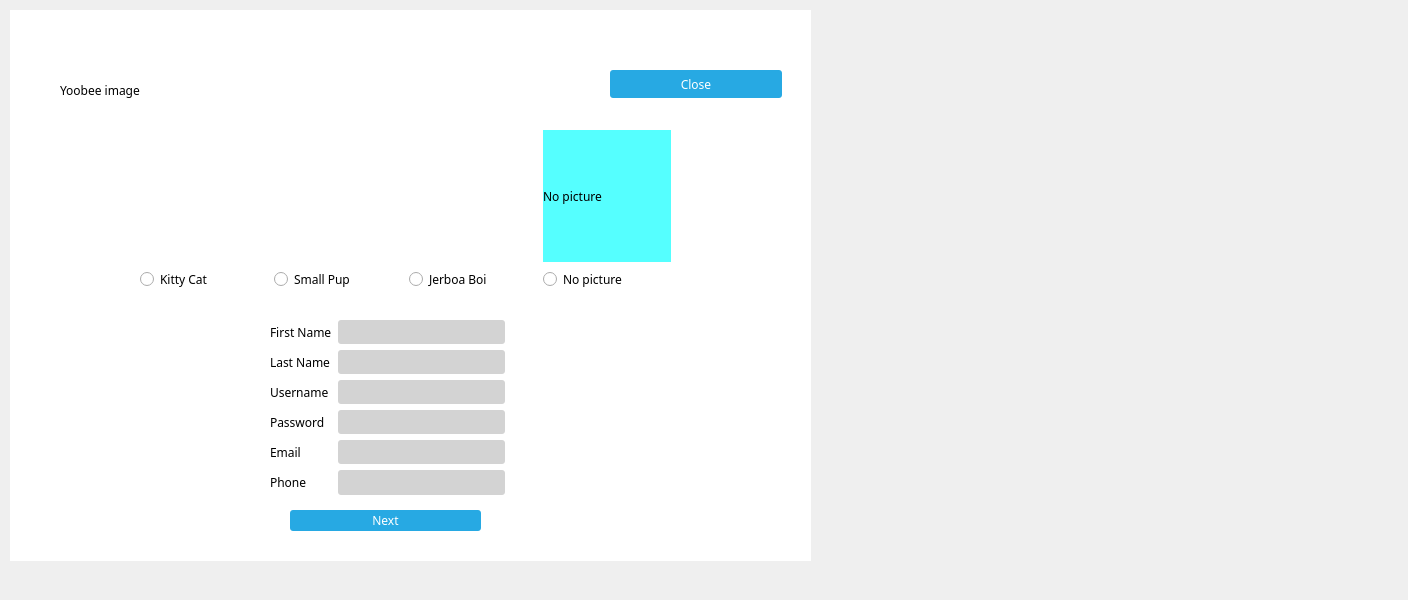
First picture: the form in NewWindowChur/signupscreen.ui, repository jandrealyn/LibraryQtSystem, before the edit.
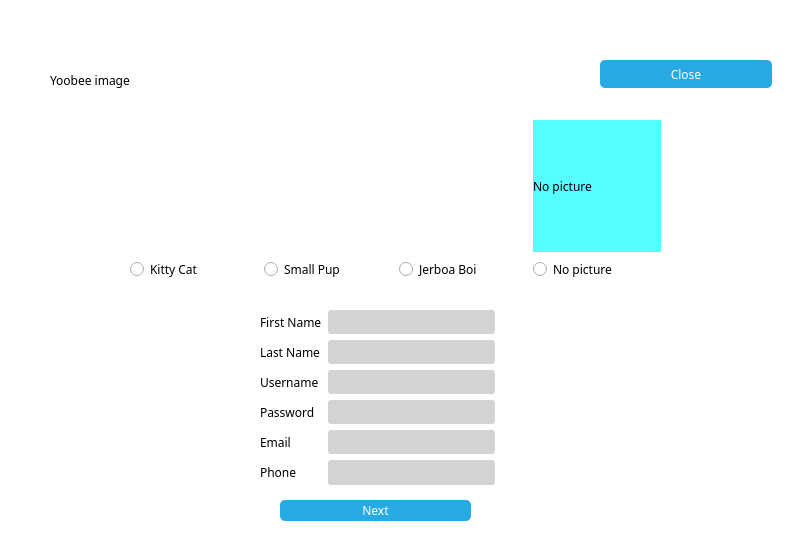
Second picture: the form after the edit. Icons and pictures are not drawn.

Patch:
```diff
--- a/NewWindowChur/signupscreen.ui
+++ b/NewWindowChur/signupscreen.ui
@@ -6,18 +6,44 @@
    <rect>
     <x>0</x>
     <y>0</y>
-    <width>1408</width>
-    <height>600</height>
+    <width>800</width>
+    <height>549</height>
    </rect>
   </property>
   <property name="windowTitle">
-   <string>Dialog</string>
+   <string>Yoobee Library System | Sign Up</string>
+  </property>
+  <property name="windowIcon">
+   <iconset>
+    <normalon>:/images/favicon.ico</normalon>
+   </iconset>
+  </property>
+  <property name="styleSheet">
+   <string notr="true">QPushButton {
+color: white;
+background-color: #27a9e3;
+border-radius: 3px;
+padding: 5px;
+}
+
+QPushButton::pressed {
+background-color: rgb(216, 150, 90);
+}
+
+QPushButton::hover {
+background-color: #59c7f7;
+}
+
+QPushButton::disabled {
+color: #ebebeb;
+background-color: #1c7ba6;
+}</string>
   </property>
   <widget class="QFrame" name="gridFrame_2">
    <property name="geometry">
     <rect>
-     <x>10</x>
-     <y>10</y>
+     <x>0</x>
+     <y>0</y>
      <width>801</width>
      <height>551</height>
     </rect>
@@ -40,8 +66,11 @@
 border-style: outset;
 border-radius: 10px;
 }
+
 QPushButton{
-background: #ced1d8;
+color: white;
+padding: 5px;
+background: #27a9e3;
 border-style: outset;
 border-radius: 5px;
 }
@@ -49,6 +78,15 @@
 background-color: rgb(224, 0, 0);
 border-style: inset;
 }
+
+QPushButton::hover {
+background-color: #59c7f7;
+}
+
+QPushButton::disabled {
+color: #ebebeb;
+background-color: #1c7ba6;
+}
 </string>
    </property>
    <widget class="QLabel" name="img">
@@ -77,16 +115,7 @@
      </rect>
     </property>
     <property name="styleSheet">
-     <string notr="true">QPushButton
-{
-  color: white;
-  background-color: #27a9e3;
-  border-width: 0px;
-  border-radius: 3px;
-}
-hover:
-
-QPushButton:hover { background-color: #66c011; }</string>
+     <string notr="true"/>
     </property>
     <property name="text">
      <string>Close</string>
@@ -339,16 +368,7 @@
      </rect>
     </property>
     <property name="styleSheet">
-     <string notr="true">QPushButton
-{
-  color: white;
-  background-color: #27a9e3;
-  border-width: 0px;
-  border-radius: 3px;
-}
-hover:
-
-QPushButton:hover { background-color: #66c011; }</string>
+     <string notr="true"/>
     </property>
     <property name="text">
      <string>Next</string>
```
Left out of the diff: 4 changed lines with no effect on the pictures.
